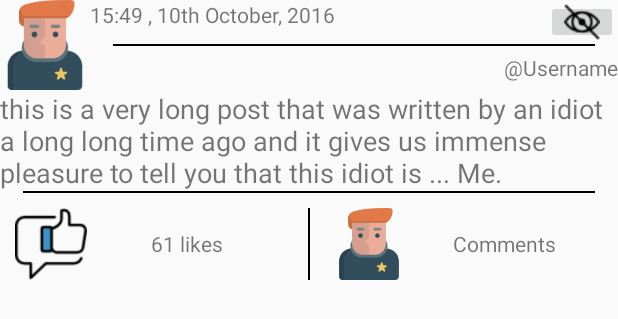
After one commit to guroosh/College-mess-Android-Application, an Android app: the layout post_child_layout.xml on its own in the app's theme, with its tools: preview values and no code run, on a phone screen of 412 x 824 dp. The commit adds this screen. Shown: the top 319 px of the screen. Run offline under Robolectric (Android 15) with nearby library versions, the phone set to English and light mode, and no system bars.

Commit message:
added recyclerView's adapter, child view. Created a few new classes

```diff
--- /dev/null
+++ b/app/src/main/res/layout/post_child_layout.xml
@@ -0,0 +1,131 @@
+<?xml version="1.0" encoding="utf-8"?>
+<LinearLayout xmlns:android="http://schemas.android.com/apk/res/android"
+    android:layout_width="match_parent"
+    android:layout_height="wrap_content"
+    android:orientation="vertical">
+
+    <LinearLayout
+        android:layout_width="match_parent"
+        android:layout_height="wrap_content">
+
+        <ImageView
+            android:id="@+id/image_user"
+            android:layout_width="60dp"
+            android:layout_height="60dp"
+            android:src="@drawable/ic_user" />
+
+        <LinearLayout
+            android:layout_width="match_parent"
+            android:layout_height="match_parent"
+            android:orientation="vertical">
+
+            <RelativeLayout
+                android:layout_width="match_parent"
+                android:layout_height="0dp"
+                android:layout_weight="0.5"
+                android:orientation="horizontal">
+
+                <TextView
+                    android:id="@+id/text_date_time"
+                    android:layout_width="wrap_content"
+                    android:layout_height="match_parent"
+                    android:text="15:49 , 10th October, 2016" />
+
+                <ImageButton
+                    android:id="@+id/button_hide"
+                    android:layout_width="48dp"
+                    android:layout_height="48dp"
+                    android:layout_alignParentEnd="true"
+                    android:src="@drawable/ic_hide" />
+
+            </RelativeLayout>
+
+            <View
+                android:layout_width="match_parent"
+                android:layout_height="@dimen/border_thickness"
+                android:layout_marginLeft="15dp"
+                android:layout_marginRight="15dp"
+                android:background="@color/black" />
+
+            <TextView
+                android:id="@+id/text_username"
+                android:layout_width="match_parent"
+                android:layout_height="0dp"
+                android:layout_weight="0.5"
+                android:gravity="right|center"
+                android:text=" @Username" />
+        </LinearLayout>
+
+
+    </LinearLayout>
+
+    <TextView
+        android:id="@+id/text_post_body"
+        android:layout_width="match_parent"
+        android:layout_height="wrap_content"
+        android:textSize="18sp"
+        android:text="this is a very long post that was written by an idiot a long long time ago and it gives us immense pleasure to tell you that this idiot is ... Me." />
+
+    <View
+        android:layout_width="match_parent"
+        android:layout_height="@dimen/border_thickness"
+        android:layout_marginLeft="15dp"
+        android:layout_marginRight="15dp"
+        android:background="@color/black" />
+
+    <LinearLayout
+        android:layout_width="match_parent"
+        android:layout_height="wrap_content"
+        android:orientation="horizontal"
+        android:padding="10dp">
+
+        <LinearLayout
+            android:id="@+id/layout_like"
+            android:layout_width="match_parent"
+            android:layout_height="wrap_content"
+            android:layout_weight="0.5"
+            android:orientation="horizontal">
+
+            <ImageView
+                android:layout_width="48dp"
+                android:layout_height="48dp"
+                android:src="@drawable/ic_like" />
+
+            <TextView
+                android:id="@+id/text_like"
+                android:layout_width="match_parent"
+                android:layout_height="match_parent"
+                android:gravity="center"
+                android:text="61 likes" />
+
+        </LinearLayout>
+
+        <View
+            android:layout_width="@dimen/border_thickness"
+            android:layout_height="match_parent"
+            android:layout_marginLeft="15dp"
+            android:layout_marginRight="15dp"
+            android:background="@color/black" />
+
+        <LinearLayout
+            android:id="@+id/layout_comment"
+            android:layout_width="match_parent"
+            android:layout_height="wrap_content"
+            android:layout_weight="0.5"
+            android:orientation="horizontal">
+
+            <ImageView
+                android:layout_width="48dp"
+                android:layout_height="48dp"
+                android:src="@drawable/ic_user" />
+
+            <TextView
+                android:id="@+id/text_comment"
+                android:layout_width="match_parent"
+                android:layout_height="match_parent"
+                android:gravity="center"
+                android:text="Comments" />
+
+        </LinearLayout>
+    </LinearLayout>
+</LinearLayout>
```
Also changed, not shown: app/src/main/java/com/mallock/messiiitd/DataSupplier.java (added, +24 -0 lines), app/src/main/java/com/mallock/messiiitd/fragments/postWall/Post.java (+36 -7 lines), app/src/main/java/com/mallock/messiiitd/fragments/postWall/PostAdapter.java (added, +102 -0 lines), app/src/main/java/com/mallock/messiiitd/fragments/postWall/WallFragment.java (+8 -0 lines), app/src/main/res/layout/wall_layout.xml (added, +13 -0 lines), app/src/main/res/drawable/ic_hide.png (added), app/src/main/res/drawable/ic_like.png (added), app/src/main/res/drawable/ic_user.png (added).
